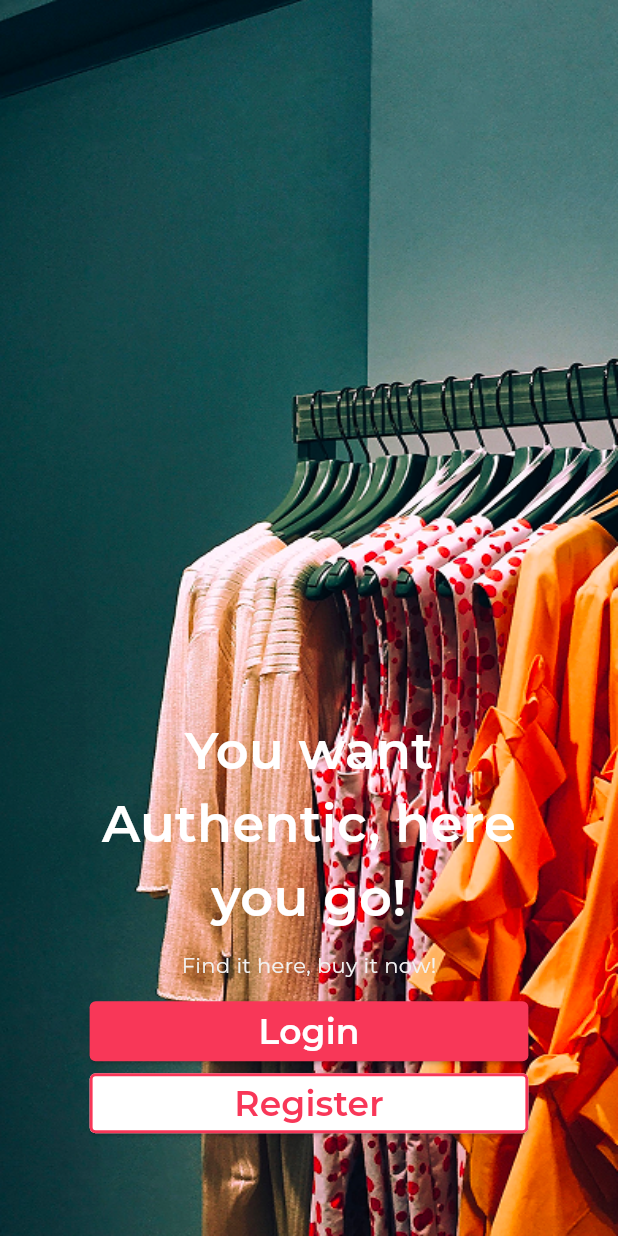
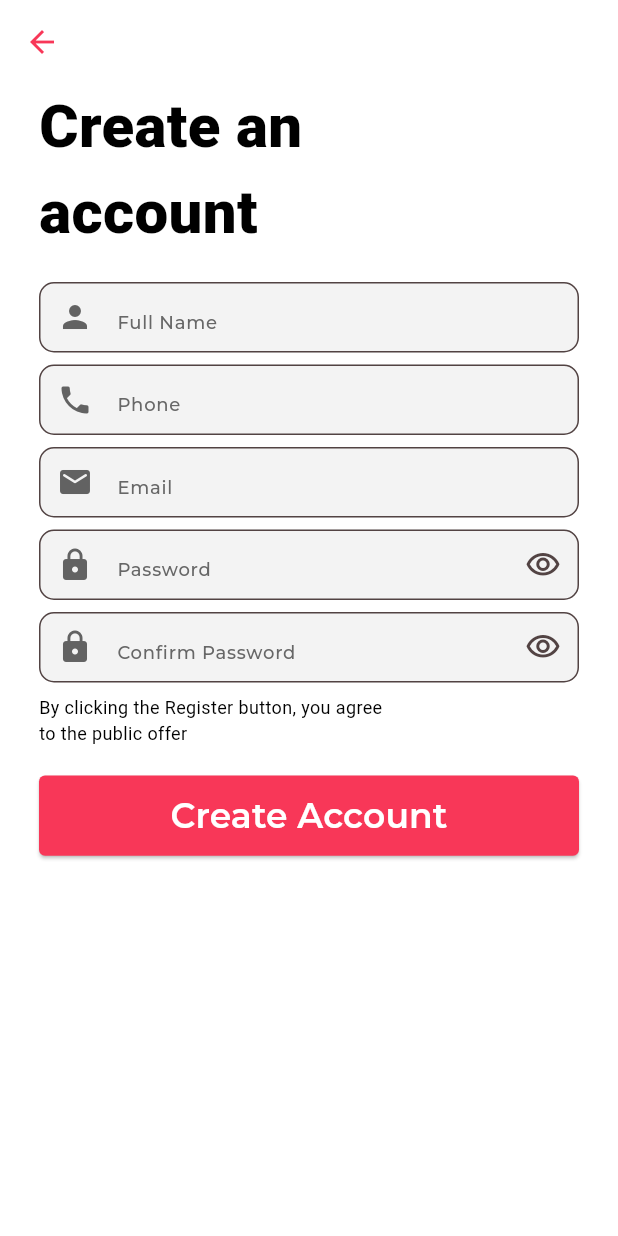
Before and after one commit to phharaoh/Stylish_App, a Flutter app: the screen it shows after launch, after a tap on "Register", on a phone screen of 412 x 824 dp. Run offline on Flutter 3.47's test engine with Material 3 defaults, Android fonts, the phone set to English and light mode, and no system bars; our stand-ins replace smooth_page_indicator; Roboto replaces fonts that are missing (lib/core/assets/fonts/Montserrat-ExtraBold.ttf); project files that could hold a hidden picture were left out.

Commit message:
finish signin&singup Ui

```diff
--- /dev/null
+++ b/lib/core/Utilz/Widgets/customFormFeild.dart
@@ -0,0 +1,42 @@
+import '../../styles/colors.dart';
+import 'package:flutter/material.dart';
+import '../../styles/text_styles.dart';
+import '../../styles/formfeild_style.dart';
+
+class Customformfeild extends StatelessWidget {
+  const Customformfeild(
+      {super.key,
+      required this.hintText,
+      this.validator,
+      this.controller,
+      this.prefixIcon,
+      this.suffixIcon});
+  final String hintText;
+  final String? Function(String?)? validator;
+  final TextEditingController? controller;
+  final Widget? prefixIcon;
+  final Widget? suffixIcon;
+  @override
+  Widget build(BuildContext context) {
+    return SizedBox(
+      width: double.infinity,
+      height: 55,
+      child: Padding(
+        padding: const EdgeInsets.only(bottom: 8.0),
+        child: TextFormField(
+          controller: controller,
+          validator: validator,
+          decoration: InputDecoration(
+            filled: true,
+            fillColor: AppColors.textFieldBackground,
+            border: FormFieldStyle.outlineInputBorder,
+            hintText: hintText,
+            hintStyle: TextStyles.hintTextStyle,
+            prefixIcon: prefixIcon,
+            suffixIcon: suffixIcon,
+          ),
+        ),
+      ),
+    );
+  }
+}
--- a/lib/core/styles/colors.dart
+++ b/lib/core/styles/colors.dart
@@ -1,8 +1,9 @@
-import 'dart:ui';
+import 'package:flutter/material.dart';
 
 abstract class AppColors {
   static const Color primary = Color(0xFFF83758);
   static const Color primaryVariant = Color(0xFFFFCCD5);
+  static const Color white = Colors.white;
   static const Color textFieldBackground = Color(0xFFF3F3F3);
   static const Color textFieldIcon = Color(0xFF626262);
   static const Color textFieldLabelText = Color(0xFF676767);
--- a/lib/core/styles/text_styles.dart
+++ b/lib/core/styles/text_styles.dart
@@ -29,4 +29,10 @@ abstract class TextStyles {
     fontSize: 40,
     fontWeight: FontWeight.w900,
   );
+  static const TextStyle descriptionAuth = TextStyle(
+    fontFamily: FontWeightStyles.extraBold,
+    color: Colors.black,
+    fontSize: 12,
+    fontWeight: FontWeight.w400,
+  );
 }
--- a/lib/features/Auth/views/Sign/signin_view.dart
+++ b/lib/features/Auth/views/Sign/signin_view.dart
@@ -1,7 +1,7 @@
 import 'package:flutter/material.dart';
 import 'package:stylish_app/core/styles/colors.dart';
-import '../../../../core/styles/formFeild_style.dart';
 import 'package:stylish_app/core/styles/text_styles.dart';
+import '../../../../core/Utilz/Widgets/customFormFeild.dart';
 import '../../../../core/Utilz/Widgets/custom_elevatedButton.dart';
 
 class SigninView extends StatelessWidget {
@@ -10,8 +10,10 @@ class SigninView extends StatelessWidget {
   @override
   Widget build(BuildContext context) {
     return Scaffold(
+      appBar: AppBar(),
       body: Padding(
-        padding: const EdgeInsets.all(26.0),
+        padding: const EdgeInsets.only(left: 26.0, right: 26),
+        child: SingleChildScrollView(
           child: Column(
             crossAxisAlignment: CrossAxisAlignment.start,
             children: [
@@ -20,34 +22,19 @@ class SigninView extends StatelessWidget {
                 style: TextStyles.welcomeBack,
               ),
               const SizedBox(
-              height: 45,
+                height: 18,
               ),
-            TextFormField(
-              decoration: InputDecoration(
-                filled: true,
-                fillColor: AppColors.textFieldBackground,
-                border: FormFieldStyle.outlineInputBorder,
+              const Customformfeild(
+                prefixIcon: Icon(Icons.email_rounded,color: AppColors.textFieldIcon,),
                 hintText: 'Email',
-                hintStyle: TextStyles.hintTextStyle,
-                prefixIcon: const Icon(Icons.email_rounded,
-                    color: AppColors.textFieldIcon),
-              ),
               ),
               const SizedBox(
-              height: 20,
+                height: 10,
               ),
-            TextFormField(
-              decoration: InputDecoration(
-                filled: true,
-                fillColor: AppColors.textFieldBackground,
-                border: FormFieldStyle.outlineInputBorder,
+              const Customformfeild(
+                prefixIcon: Icon(Icons.lock,color: AppColors.textFieldIcon,),
+                suffixIcon: Icon(Icons.visibility_outlined),
                 hintText: 'Password',
-                hintStyle: TextStyles.hintTextStyle,
-                suffixIcon: const Icon(Icons.visibility_outlined,
-                    color: AppColors.textFieldIcon),
-                prefixIcon: const Icon(Icons.lock_rounded,
-                    color: AppColors.textFieldIcon),
-              ),
               ),
               const SizedBox(
                 height: 50,
@@ -59,6 +46,7 @@ class SigninView extends StatelessWidget {
             ],
           ),
         ),
+      ),
     );
   }
 }
--- /dev/null
+++ b/lib/features/Auth/views/Sign/signup_view.dart
@@ -0,0 +1,80 @@
+import 'package:flutter/material.dart';
+import '../../../../core/styles/colors.dart';
+import '../../../../core/styles/text_styles.dart';
+import '../../../../core/Utilz/Widgets/custom_elevatedButton.dart';
+import 'package:stylish_app/core/Utilz/Widgets/customFormFeild.dart';
+
+class SignUpView extends StatelessWidget {
+   const SignUpView({super.key});
+  @override
+  Widget build(BuildContext context) {
+    return Scaffold(
+      appBar: AppBar(),
+      body: Padding(
+        padding: const EdgeInsets.only(left: 26.0, right: 26),
+        child: SingleChildScrollView(
+          child: Column(
+            crossAxisAlignment: CrossAxisAlignment.start,
+            children: [
+              const Text(
+                'Create an\naccount',
+                style: TextStyles.welcomeBack,
+              ),
+              const SizedBox(
+                height: 18,
+              ),
+              const Customformfeild(
+                prefixIcon: Icon(
+                  Icons.person,
+                  color: AppColors.textFieldIcon,
+                ),
+                hintText: 'Full Name',
+              ),
+              const Customformfeild(
+                prefixIcon: Icon(
+                  Icons.phone,
+                  color: AppColors.textFieldIcon,
+                ),
+                hintText: 'Phone',
+              ),
+              const Customformfeild(
+                prefixIcon: Icon(
+                  Icons.email_rounded,
+                  color: AppColors.textFieldIcon,
+                ),
+                hintText: 'Email',
+              ),
+              const Customformfeild(
+                prefixIcon: Icon(
+                  Icons.lock,
+                  color: AppColors.textFieldIcon,
+                ),
+                suffixIcon: Icon(Icons.visibility_outlined),
+                hintText: 'Password',
+              ),
+              const Customformfeild(
+                prefixIcon: Icon(
+                  Icons.lock,
+                  color: AppColors.textFieldIcon,
+                ),
+                suffixIcon: Icon(Icons.visibility_outlined),
+                hintText: 'Confirm Password',
+              ),
+               const Text(
+                'By clicking the Register button, you agree\nto the public offer',
+                style: TextStyles.descriptionAuth,
+              ),
+              const SizedBox(
+                height: 20,
+              ),
+              CustomElvButt(
+                onPressed: () {},
+                text: "Create Account",
+              )
+            ],
+          ),
+        ),
+      ),
+    );
+  }
+}
--- a/lib/features/Auth/views/Splash/getstarted_view.dart
+++ b/lib/features/Auth/views/Splash/getstarted_view.dart
@@ -1,4 +1,5 @@
 import '../Sign/signin_view.dart';
+import '../Sign/signup_view.dart';
 import 'package:flutter/material.dart';
 import '../../../../core/styles/colors.dart';
 import '../../../../core/styles/text_styles.dart';
@@ -63,7 +64,10 @@ class GetStartView extends StatelessWidget {
                 SizedBox(
                   width: MediaQuery.of(context).size.width * .71,
                   child: ElevatedButton(
-                      onPressed: () {},
+                      onPressed: () {
+                        MyNavigator.goTo(
+                            context: context, screen: const SignUpView());
+                      },
                       style: ElevatedButton.styleFrom(
                         side: const BorderSide(
                           color: AppColors.primary,
--- a/lib/main.dart
+++ b/lib/main.dart
@@ -16,8 +16,15 @@ class MyApp extends StatelessWidget {
     return MaterialApp(
       home: const GetStartView(),
       debugShowCheckedModeBanner: false,
+
       // onGenerateRoute: AppRoute().generateRoute,
       theme: ThemeData(
+        appBarTheme: const AppBarTheme(
+          backgroundColor: AppColors.white,
+          elevation: 0,
+          iconTheme: IconThemeData(color: AppColors.primary),
+        ),
+        scaffoldBackgroundColor: AppColors.white,
         fontFamily: 'Montserrat',
         colorScheme: ColorScheme.fromSeed(seedColor: AppColors.primary),
         useMaterial3: true,
```
Lines whose indentation alone changed are shown as unchanged.
